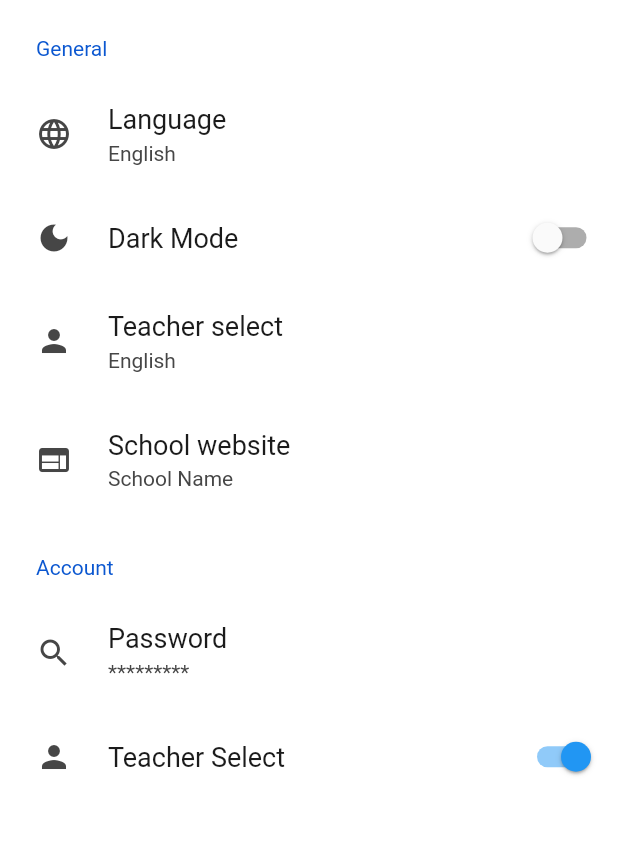
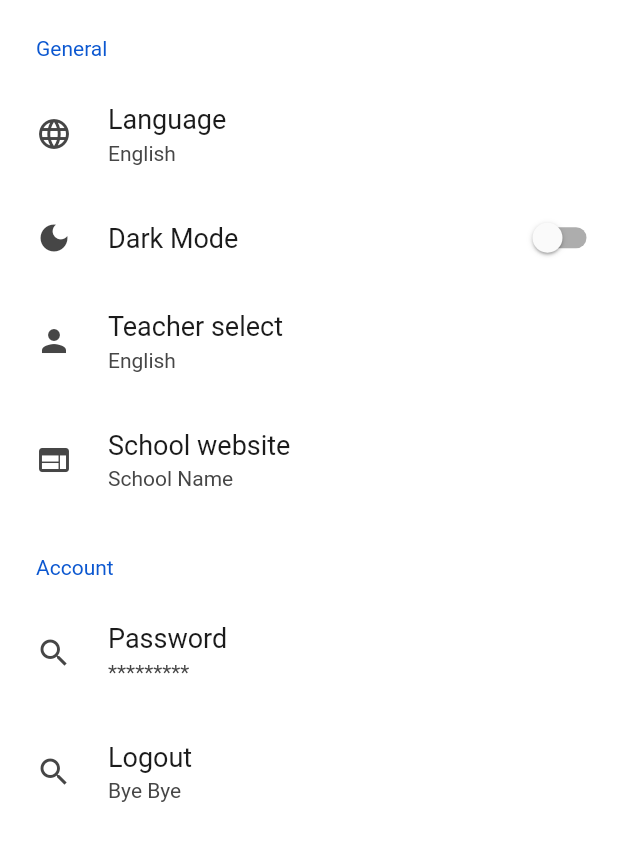
Before and after one commit to DhruvAcs/notification_app, a Flutter app: the SettingsPage screen opened directly, on a phone screen of 412 x 824 dp. Shown: the top 841 px of the screen. Run offline on Flutter 3.47's test engine with Material 2 defaults, Android fonts, the phone set to English and light mode, and no system bars; drawn by our look-alikes of settings_ui; our stand-ins replace cloud_firestore, curved_navigation_bar, firebase_auth, firebase_core, google_fonts, lottie and 1 more; missing offline and left inert: dart:js; accounts and stored records are empty; network calls fail.

```diff
--- a/lib/pages/login_page.dart
+++ b/lib/pages/login_page.dart
@@ -32,7 +32,8 @@ class _LoginPageState extends State<LoginPage> {
 
     await FirebaseAuth.instance.signInWithEmailAndPassword(
         email: _emailController.text.trim(),
-        password: _passwordController.text.trim());
+        password: _passwordController.text.trim()
+    );
 
     Navigator.of(context).pop();
   }
--- a/lib/pages/settings_page.dart
+++ b/lib/pages/settings_page.dart
@@ -1,5 +1,4 @@
 import 'dart:developer';
-
 import 'package:flutter/material.dart';
 import 'package:firebase_auth/firebase_auth.dart';
 import 'package:settings_ui/settings_ui.dart';
@@ -14,8 +13,12 @@ class SettingsPage extends StatefulWidget {
 
 class _SettingsPageState extends State<SettingsPage> {
 
-  final user =FirebaseAuth.instance.currentUser!;
-
+  late final instance;
+  late final user;
+  initState() {
+    instance = FirebaseAuth.instance;
+    user = instance.currentUser!;
+  }
   @override
   Widget build(BuildContext context) {
     return Scaffold(
@@ -67,11 +70,13 @@ class _SettingsPageState extends State<SettingsPage> {
                 title: const Text('Password'),
                 value: const Text('*********'),
               ),
-              SettingsTile.switchTile(
-                onToggle: (value) {},
-                initialValue: true,
-                leading: const Icon(Icons.person),
-                title: const Text('Teacher Select'),
+              SettingsTile.navigation(
+                leading: const Icon(Icons.search),
+                title: const Text('Logout'),
+                value: const Text('Bye Bye'),
+                onPressed: (context) {
+                  instance.signOut();
+                },
               ),
             ],
           ),
--- a/pubspec.yaml
+++ b/pubspec.yaml
@@ -34,6 +34,7 @@ dependencies:
   cloud_firestore: ^3.1.13
   multi_select_item: ^1.0.3
   settings_ui: ^2.0.2
+  multi_select_flutter: ^4.1.2
 
 
 
```
Also changed, not shown: lib/pages/dashboard_page.dart (+26 -1 lines), lib/pages/teacherSelect_page.dart (added, +19 -0 lines), pubspec.lock.
